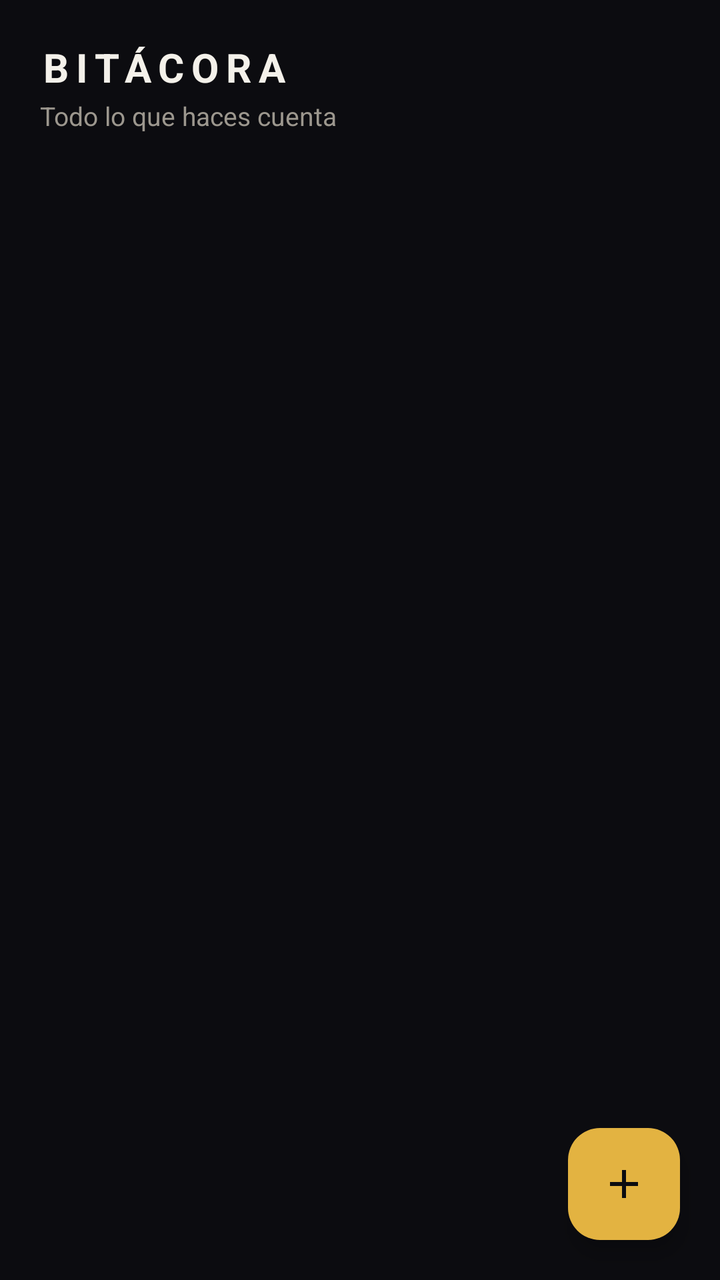
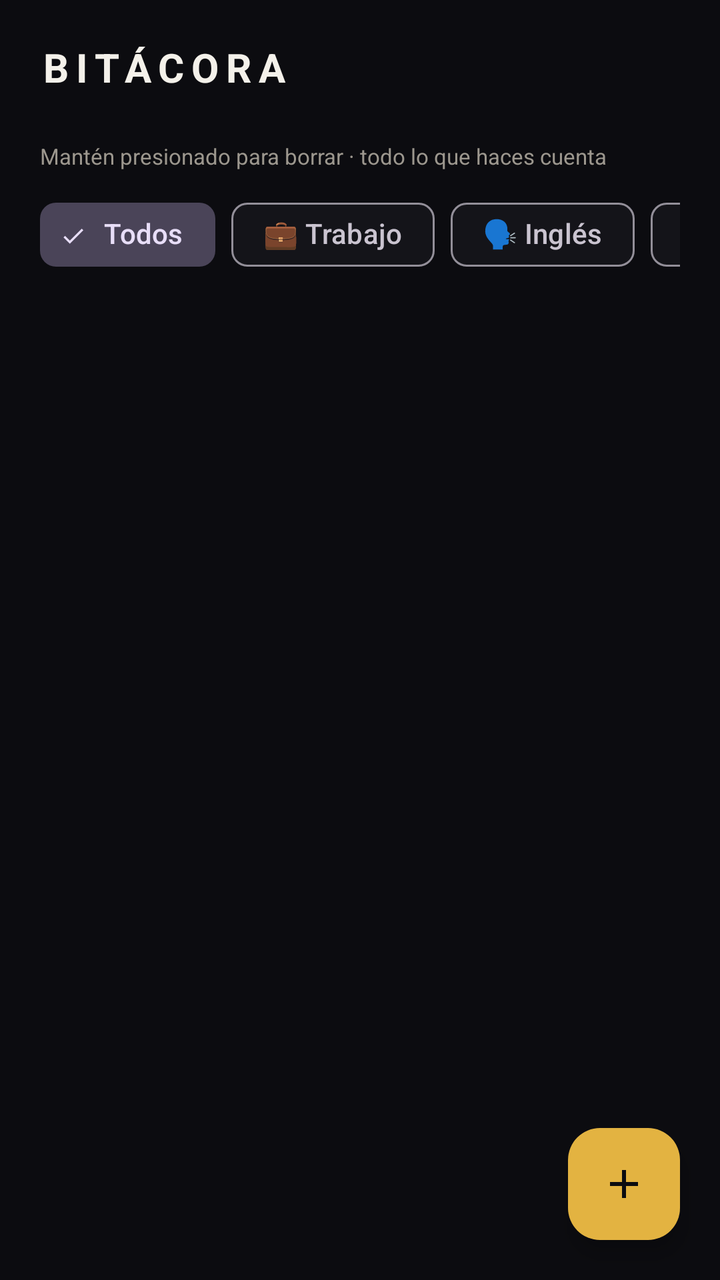

Compare the two renders of this Android layout. The source of the first and the diff that turns it into the second are given below.
<!-- AndroidManifest.xml: application theme Theme.DevTrack -->
<!-- res/layout/fragment_bitacora.xml -->
<?xml version="1.0" encoding="utf-8"?>
<FrameLayout xmlns:android="http://schemas.android.com/apk/res/android"
    xmlns:app="http://schemas.android.com/apk/res-auto"
    android:layout_width="match_parent"
    android:layout_height="match_parent"
    android:background="@color/bg">

    <LinearLayout
        android:orientation="vertical"
        android:layout_width="match_parent"
        android:layout_height="match_parent"
        android:padding="20dp">

        <TextView
            android:layout_width="wrap_content"
            android:layout_height="wrap_content"
            android:text="BITÁCORA"
            android:textAllCaps="true"
            android:letterSpacing="0.18"
            android:textColor="@color/text"
            android:textSize="20sp"
            android:textStyle="bold" />

        <TextView
            android:layout_width="wrap_content"
            android:layout_height="wrap_content"
            android:layout_marginTop="2dp"
            android:layout_marginBottom="12dp"
            android:text="Todo lo que haces cuenta"
            android:textColor="@color/textDim"
            android:textSize="13sp" />

        <androidx.recyclerview.widget.RecyclerView
            android:id="@+id/rvJournal"
            android:layout_width="match_parent"
            android:layout_height="0dp"
            android:layout_weight="1" />

        <TextView
            android:id="@+id/tvEmpty"
            android:layout_width="match_parent"
            android:layout_height="wrap_content"
            android:gravity="center"
            android:padding="24dp"
            android:text="Todavía nada por aquí.\nRegistra tu primera actividad 🚀"
            android:textColor="@color/textDim"
            android:visibility="gone" />
    </LinearLayout>

    <com.google.android.material.floatingactionbutton.FloatingActionButton
        android:id="@+id/fabAddEntry"
        android:layout_width="wrap_content"
        android:layout_height="wrap_content"
        android:layout_gravity="bottom|end"
        android:layout_margin="20dp"
        android:backgroundTint="@color/primary"
        android:src="@drawable/ic_add"
        app:tint="@color/bg"
        android:contentDescription="Agregar registro" />
</FrameLayout>
<!-- resources referenced by this layout -->
<resources>
  <color name="bg">#0C0C10</color>
  <color name="primary">#E3B341</color>
  <color name="text">#F4F1EA</color>
  <color name="textDim">#9C978E</color>
  <!-- drawable ic_add (drawable) -->
  <vector xmlns:android="http://schemas.android.com/apk/res/android"
      android:width="24dp" android:height="24dp"
      android:viewportWidth="24" android:viewportHeight="24">
      <path android:fillColor="#E8ECF8"
          android:pathData="M19,13h-6v6h-2v-6H5v-2h6V5h2v6h6v2z" />
  </vector>
  <style name="Theme.DevTrack" parent="Theme.Material3.Dark.NoActionBar">
          <item name="colorPrimary">@color/primary</item>
          <item name="colorOnPrimary">#14100A</item>
          <item name="colorSecondary">@color/secondary</item>
          <item name="android:colorBackground">@color/bg</item>
          <item name="colorSurface">@color/surface</item>
          <item name="colorOnSurface">@color/text</item>
          <item name="android:statusBarColor">@color/bg</item>
          <item name="android:navigationBarColor">@color/surface</item>
          <item name="android:windowLightStatusBar">false</item>
      </style>
  <color name="secondary">#8E8CA8</color>
  <color name="surface">#141419</color>
</resources>

<!-- the commit's change to res/layout/fragment_bitacora.xml (unified diff, before → after) -->
@@ -22,19 +22,86 @@
             android:textStyle="bold" />
 
         <TextView
+            android:id="@+id/tvStats"
+            android:layout_width="wrap_content"
+            android:layout_height="wrap_content"
+            android:layout_marginTop="4dp"
+            android:textColor="@color/primary"
+            android:textSize="13sp" />
+
+        <TextView
             android:layout_width="wrap_content"
             android:layout_height="wrap_content"
             android:layout_marginTop="2dp"
-            android:layout_marginBottom="12dp"
-            android:text="Todo lo que haces cuenta"
+            android:text="Mantén presionado para borrar · todo lo que haces cuenta"
             android:textColor="@color/textDim"
-            android:textSize="13sp" />
+            android:textSize="11sp" />
+
+        <HorizontalScrollView
+            android:layout_width="match_parent"
+            android:layout_height="wrap_content"
+            android:layout_marginTop="8dp"
+            android:scrollbars="none">
+
+            <com.google.android.material.chip.ChipGroup
+                android:id="@+id/chipGroup"
+                android:layout_width="wrap_content"
+                android:layout_height="wrap_content"
+                app:singleLine="true"
+                app:singleSelection="true"
+                app:selectionRequired="true">
+
+                <com.google.android.material.chip.Chip
+                    android:id="@+id/chipAll"
+                    style="@style/Widget.Material3.Chip.Filter"
+                    android:layout_width="wrap_content"
+                    android:layout_height="wrap_content"
+                    android:checked="true"
+                    android:text="Todos" />
+
+                <com.google.android.material.chip.Chip
+                    android:id="@+id/chipTrabajo"
+                    style="@style/Widget.Material3.Chip.Filter"
+                    android:layout_width="wrap_content"
+                    android:layout_height="wrap_content"
+                    android:text="💼 Trabajo" />
+
+                <com.google.android.material.chip.Chip
+                    android:id="@+id/chipIngles"
+                    style="@style/Widget.Material3.Chip.Filter"
+                    android:layout_width="wrap_content"
+                    android:layout_height="wrap_content"
+                    android:text="🗣️ Inglés" />
+
+                <com.google.android.material.chip.Chip
+                    android:id="@+id/chipCodigo"
+                    style="@style/Widget.Material3.Chip.Filter"
+                    android:layout_width="wrap_content"
+                    android:layout_height="wrap_content"
+                    android:text="💻 Código" />
+
+                <com.google.android.material.chip.Chip
+                    android:id="@+id/chipApps"
+                    style="@style/Widget.Material3.Chip.Filter"
+                    android:layout_width="wrap_content"
+                    android:layout_height="wrap_content"
+                    android:text="📱 Apps" />
+
+                <com.google.android.material.chip.Chip
+                    android:id="@+id/chipCuerpo"
+                    style="@style/Widget.Material3.Chip.Filter"
+                    android:layout_width="wrap_content"
+                    android:layout_height="wrap_content"
+                    android:text="💪 Cuerpo" />
+            </com.google.android.material.chip.ChipGroup>
+        </HorizontalScrollView>
 
         <androidx.recyclerview.widget.RecyclerView
             android:id="@+id/rvJournal"
             android:layout_width="match_parent"
             android:layout_height="0dp"
-            android:layout_weight="1" />
+            android:layout_weight="1"
+            android:layout_marginTop="8dp" />
 
         <TextView
             android:id="@+id/tvEmpty"
@@ -42,7 +109,7 @@
             android:layout_height="wrap_content"
             android:gravity="center"
             android:padding="24dp"
-            android:text="Todavía nada por aquí.\nRegistra tu primera actividad 🚀"
+            android:text="Nada por aquí en esta categoría.\nRegistra tu primera actividad 🚀"
             android:textColor="@color/textDim"
             android:visibility="gone" />
     </LinearLayout>
